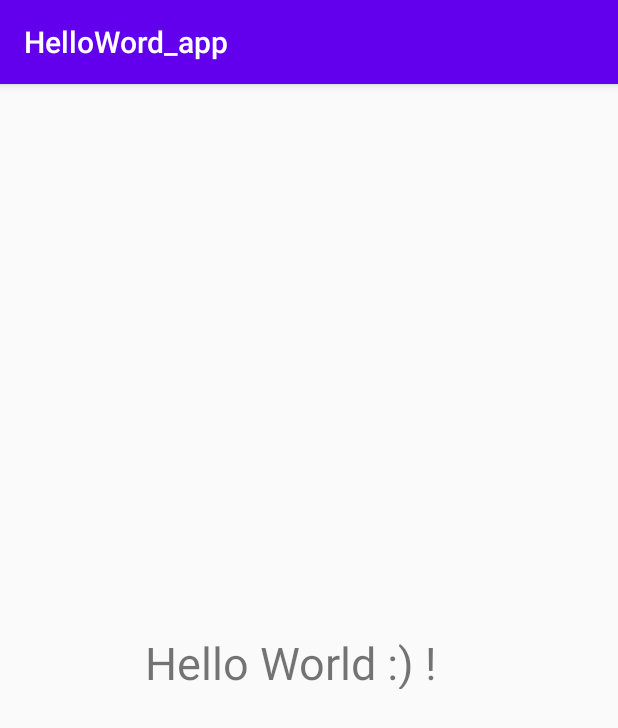
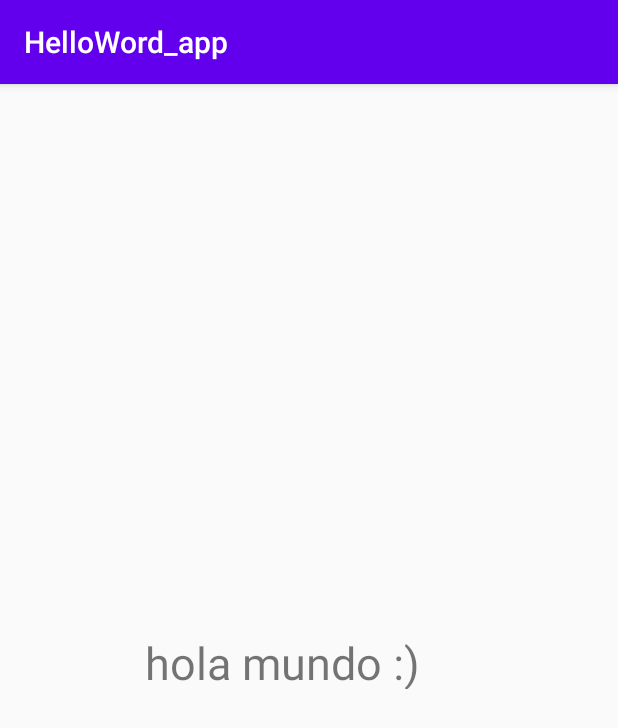
Before and after one commit to lsfinite/mobiles_personal, an Android app: the screen it shows after launch (MainActivity), on a phone screen of 412 x 824 dp. Shown: the top 728 px of the screen. Run offline under Robolectric (Android 15) with nearby library versions, the phone set to English and light mode, and no system bars.

Commit message:
change language

```diff
--- a/HelloWord_app/app/src/main/res/layout/activity_main.xml
+++ b/HelloWord_app/app/src/main/res/layout/activity_main.xml
@@ -9,7 +9,7 @@
     <TextView
         android:layout_width="218dp"
         android:layout_height="38dp"
-        android:text="Hello World :) !"
+        android:text="hola mundo :)"
         android:textSize="30sp"
         app:layout_constraintBottom_toBottomOf="parent"
         app:layout_constraintHorizontal_bias="0.498"
```
